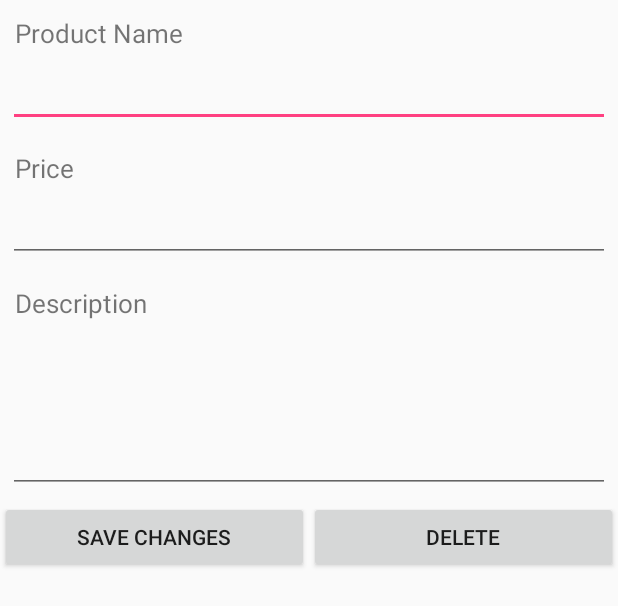
After one commit to lambrechtalex/STLZoo, an Android app: the layout edit_product.xml on its own in the app's theme, with its tools: preview values and no code run, on a phone screen of 412 x 824 dp. The commit adds this screen. Shown: the top 606 px of the screen. Run offline under Robolectric (Android 15) with nearby library versions, the phone set to English and light mode, and no system bars.

```diff
--- a/app/build.gradle
+++ b/app/build.gradle
@@ -1,6 +1,8 @@
 apply plugin: 'com.android.application'
 
 android {
+    useLibrary 'org.apache.http.legacy'
+
     compileSdkVersion 26
     defaultConfig {
         applicationId "com.example.alexl.stlzoo"
@@ -28,6 +30,8 @@ dependencies {
     androidTestImplementation 'com.android.support.test:runner:1.0.1'
     androidTestImplementation 'com.android.support.test.espresso:espresso-core:3.0.1'
     compile 'com.google.android.gms:play-services:11.8.0'
+    compile 'com.squareup.okhttp3:okhttp:3.2.0'
+    compile 'com.googlecode.json-simple:json-simple:1.1'
 }
 
 //apply plugin: 'com.google.gms.google-services'
--- a/app/src/main/AndroidManifest.xml
+++ b/app/src/main/AndroidManifest.xml
@@ -4,6 +4,7 @@
 
     <uses-permission android:name="android.permission.ACCESS_COARSE_LOCATION" />
     <uses-permission android:name="android.permission.ACCESS_FINE_LOCATION" />
+    <uses-permission android:name="android.permission.INTERNET" />
     <uses-permission android:name="android.permission.CALL_PHONE" />
     <uses-permission android:name="android.permission.WRITE_EXTERNAL_STORAGE" />
     <uses-permission android:name="android.permission.READ_EXTERNAL_STORAGE" />
@@ -27,6 +28,10 @@
                 <category android:name="android.intent.category.LAUNCHER" />
             </intent-filter>
         </activity>
+        <activity
+            android:name=".AllAnimalsActivity"
+            android:label="All Animals" >
+        </activity>
         <!--
              The API key for Google Maps-based APIs is defined as a string resource.
              (See the file "res/values/google_maps_api.xml").
--- a/app/src/main/res/layout/activity_home.xml
+++ b/app/src/main/res/layout/activity_home.xml
@@ -18,6 +18,11 @@
             android:id="@+id/location"
             android:layout_marginBottom="10dp"
             android:onClick="ask" />
+        <Button android:id="@+id/btnViewAnimals"
+            android:layout_width="fill_parent"
+            android:layout_height="wrap_content"
+            android:text="View Animals"
+            android:layout_marginTop="25dip"/>
     </LinearLayout>
 
 </RelativeLayout>
--- /dev/null
+++ b/app/src/main/res/layout/edit_product.xml
@@ -0,0 +1,78 @@
+<?xml version="1.0" encoding="utf-8"?>
+<LinearLayout xmlns:android="http://schemas.android.com/apk/res/android"
+    android:layout_width="match_parent"
+    android:layout_height="match_parent"
+    android:orientation="vertical" >
+
+    <!-- Name Label -->
+    <TextView android:layout_width="fill_parent"
+        android:layout_height="wrap_content"
+        android:text="Product Name"
+        android:paddingLeft="10dip"
+        android:paddingRight="10dip"
+        android:paddingTop="10dip"
+        android:textSize="17dip"/>
+
+    <!-- Input Name -->
+    <EditText android:id="@+id/inputName"
+        android:layout_width="fill_parent"
+        android:layout_height="wrap_content"
+        android:layout_margin="5dip"
+        android:layout_marginBottom="15dip"
+        android:singleLine="true"/>
+
+    <!-- Price Label -->
+    <TextView android:layout_width="fill_parent"
+        android:layout_height="wrap_content"
+        android:text="Price"
+        android:paddingLeft="10dip"
+        android:paddingRight="10dip"
+        android:paddingTop="10dip"
+        android:textSize="17dip"/>
+
+    <!-- Input Price -->
+    <EditText android:id="@+id/inputPrice"
+        android:layout_width="fill_parent"
+        android:layout_height="wrap_content"
+        android:layout_margin="5dip"
+        android:layout_marginBottom="15dip"
+        android:singleLine="true"
+        android:inputType="numberDecimal"/>
+
+    <!-- Description Label -->
+    <TextView android:layout_width="fill_parent"
+        android:layout_height="wrap_content"
+        android:text="Description"
+        android:paddingLeft="10dip"
+        android:paddingRight="10dip"
+        android:paddingTop="10dip"
+        android:textSize="17dip"/>
+
+    <!-- Input description -->
+    <EditText android:id="@+id/inputDesc"
+        android:layout_width="fill_parent"
+        android:layout_height="wrap_content"
+        android:layout_margin="5dip"
+        android:layout_marginBottom="15dip"
+        android:lines="4"
+        android:gravity="top"/>
+
+    <LinearLayout android:layout_width="fill_parent"
+        android:layout_height="wrap_content"
+        android:orientation="horizontal">
+        <!-- Button Create Product -->
+        <Button android:id="@+id/btnSave"
+            android:layout_width="fill_parent"
+            android:layout_height="wrap_content"
+            android:text="Save Changes"
+            android:layout_weight="1"/>
+
+        <!-- Button Create Product -->
+        <Button android:id="@+id/btnDelete"
+            android:layout_width="fill_parent"
+            android:layout_height="wrap_content"
+            android:text="Delete"
+            android:layout_weight="1"/>
+    </LinearLayout>
+
+</LinearLayout>
```
Also changed, not shown: app/src/main/java/com/example/alexl/stlzoo/AllAnimalsActivity.java (added, +194 -0 lines), app/src/main/java/com/example/alexl/stlzoo/HTTPRequest.java (added, +8 -0 lines), app/src/main/java/com/example/alexl/stlzoo/HomeActivity.java (+11 -0 lines), app/src/main/java/com/example/alexl/stlzoo/JSONParser.java (added, +100 -0 lines), app/src/main/res/layout/all_animals.xml (added, +14 -0 lines), app/src/main/res/layout/list_animal.xml (added, +24 -0 lines), app/src/main/res/layout/main_screen.xml (added, +18 -0 lines).
